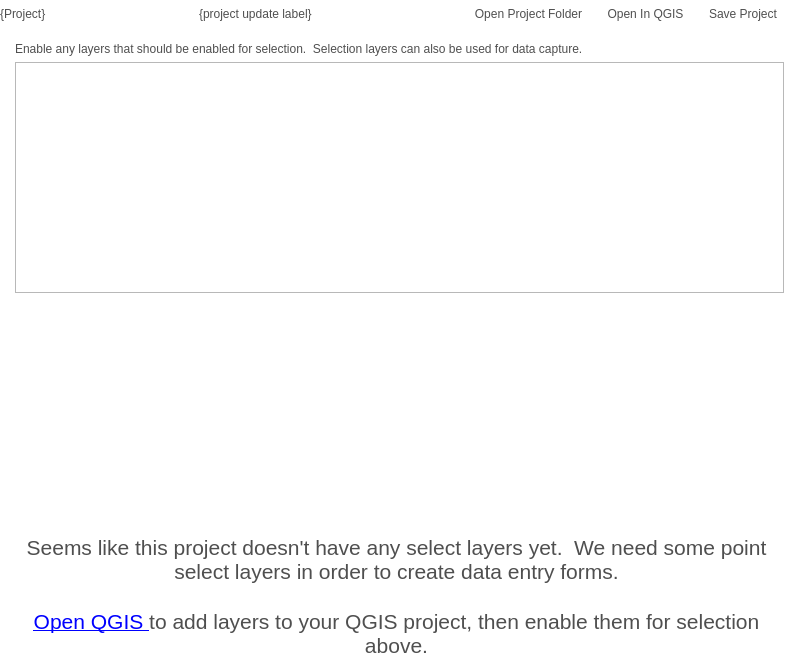
Qt form src/configmanager/ui/ui_projectwidget.ui (roam-qgis/Roam) before a commit.
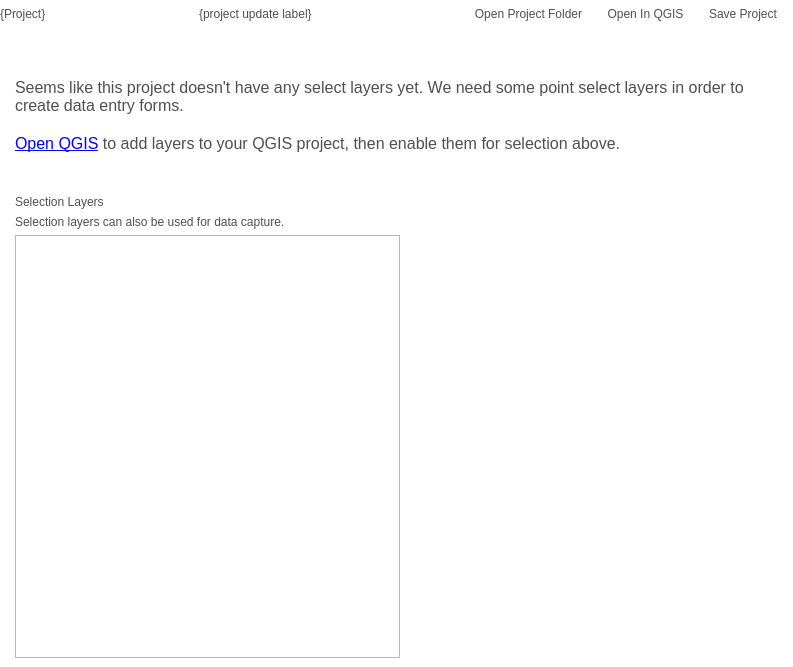
The same form after that commit. The open tabs and pages were chosen to show the change. Icons and pictures are not drawn. Custom widgets are drawn as their Qt base class.

Commit message: Connect open in qgis hyperlink

```diff
--- a/src/configmanager/ui/ui_projectwidget.ui
+++ b/src/configmanager/ui/ui_projectwidget.ui
@@ -1131,48 +1131,28 @@
        <property name="fieldGrowthPolicy">
         <enum>QFormLayout::AllNonFixedFieldsGrow</enum>
        </property>
-       <item row="2" column="1">
-        <widget class="QListView" name="selectLayers_2">
-         <property name="editTriggers">
-          <set>QAbstractItemView::NoEditTriggers</set>
-         </property>
-         <property name="selectionMode">
-          <enum>QAbstractItemView::SingleSelection</enum>
-         </property>
-         <property name="selectionBehavior">
-          <enum>QAbstractItemView::SelectRows</enum>
-         </property>
-        </widget>
-       </item>
-       <item row="3" column="1">
-        <spacer name="verticalSpacer">
-         <property name="orientation">
-          <enum>Qt::Vertical</enum>
-         </property>
-         <property name="sizeType">
-          <enum>QSizePolicy::MinimumExpanding</enum>
-         </property>
-         <property name="sizeHint" stdset="0">
-          <size>
-           <width>20</width>
-           <height>40</height>
-          </size>
-         </property>
-        </spacer>
-       </item>
-       <item row="4" column="0" colspan="2">
+       <item row="0" column="1">
         <widget class="QLabel" name="formslayerlabel">
+         <property name="font">
+          <font>
+           <family>Segoe UI</family>
+           <pointsize>14</pointsize>
+           <weight>9</weight>
+           <italic>false</italic>
+           <bold>false</bold>
+          </font>
+         </property>
          <property name="text">
           <string>&lt;!DOCTYPE HTML PUBLIC &quot;-//W3C//DTD HTML 4.0//EN&quot; &quot;http://www.w3.org/TR/REC-html40/strict.dtd&quot;&gt;
 &lt;html&gt;&lt;head&gt;&lt;meta name=&quot;qrichtext&quot; content=&quot;1&quot; /&gt;&lt;style type=&quot;text/css&quot;&gt;
 p, li { white-space: pre-wrap; }
-&lt;/style&gt;&lt;/head&gt;&lt;body style=&quot; font-family:'Segoe UI'; font-size:14pt; font-weight:72; font-style:normal;&quot;&gt;
-&lt;p style=&quot; margin-top:0px; margin-bottom:0px; margin-left:0px; margin-right:0px; -qt-block-indent:0; text-indent:0px;&quot;&gt;&lt;span style=&quot; font-family:'MS Shell Dlg 2'; font-size:16pt; font-weight:400;&quot;&gt;Seems like this project doesn't have any select layers yet.  We need some point select layers in order to create data entry forms.&lt;/span&gt;&lt;/p&gt;
-&lt;p style=&quot;-qt-paragraph-type:empty; margin-top:0px; margin-bottom:0px; margin-left:0px; margin-right:0px; -qt-block-indent:0; text-indent:0px; font-family:'MS Shell Dlg 2'; font-size:16pt; font-weight:400;&quot;&gt;&lt;/p&gt;
-&lt;p style=&quot; margin-top:0px; margin-bottom:0px; margin-left:0px; margin-right:0px; -qt-block-indent:0; text-indent:0px;&quot;&gt;&lt;a href=&quot;open-qgis&quot;&gt;&lt;span style=&quot; font-family:'MS Shell Dlg 2'; font-size:16pt; font-weight:400; text-decoration: underline; color:#0000ff;&quot;&gt;Open QGIS &lt;/span&gt;&lt;/a&gt;&lt;span style=&quot; font-family:'MS Shell Dlg 2'; font-size:16pt; font-weight:400;&quot;&gt;to add layers to your QGIS project, then enable them for selection above.&lt;/span&gt;&lt;/p&gt;&lt;/body&gt;&lt;/html&gt;</string>
+&lt;/style&gt;&lt;/head&gt;&lt;body style=&quot; font-family:'MS Shell Dlg 2'; font-size:8.25pt; font-weight:400; font-style:normal;&quot;&gt;
+&lt;p style=&quot; margin-top:0px; margin-bottom:0px; margin-left:0px; margin-right:0px; -qt-block-indent:0; text-indent:0px;&quot;&gt;&lt;span style=&quot; font-size:12pt;&quot;&gt;Seems like this project doesn't have any select layers yet. We need some point select layers in order to create data entry forms. &lt;/span&gt;&lt;/p&gt;
+&lt;p style=&quot;-qt-paragraph-type:empty; margin-top:0px; margin-bottom:0px; margin-left:0px; margin-right:0px; -qt-block-indent:0; text-indent:0px; font-size:12pt;&quot;&gt;&lt;/p&gt;
+&lt;p style=&quot; margin-top:0px; margin-bottom:0px; margin-left:0px; margin-right:0px; -qt-block-indent:0; text-indent:0px;&quot;&gt;&lt;a href=&quot;qgis&quot;&gt;&lt;span style=&quot; font-size:12pt; text-decoration: underline; color:#0000ff;&quot;&gt;Open QGIS&lt;/span&gt;&lt;/a&gt;&lt;span style=&quot; font-size:12pt;&quot;&gt; to add layers to your QGIS project, then enable them for selection above.&lt;/span&gt;&lt;/p&gt;&lt;/body&gt;&lt;/html&gt;</string>
          </property>
          <property name="alignment">
-          <set>Qt::AlignCenter</set>
+          <set>Qt::AlignLeading|Qt::AlignLeft|Qt::AlignVCenter</set>
          </property>
          <property name="wordWrap">
           <bool>true</bool>
@@ -1183,11 +1163,48 @@
         </widget>
        </item>
        <item row="1" column="1">
-        <widget class="QLabel" name="selectLayersLabel_2">
-         <property name="text">
-          <string>Enable any layers that should be enabled for selection.  Selection layers can also be used for data capture.</string>
-         </property>
-        </widget>
+        <layout class="QGridLayout" name="gridLayout_15">
+         <item row="0" column="0">
+          <widget class="QLabel" name="selectLayersLabel_2">
+           <property name="text">
+            <string>Selection Layers</string>
+           </property>
+          </widget>
+         </item>
+         <item row="1" column="0">
+          <widget class="QLabel" name="selectLayersLabel_3">
+           <property name="text">
+            <string>Selection layers can also be used for data capture.</string>
+           </property>
+          </widget>
+         </item>
+         <item row="2" column="0">
+          <widget class="QListView" name="selectLayers_2">
+           <property name="editTriggers">
+            <set>QAbstractItemView::NoEditTriggers</set>
+           </property>
+           <property name="selectionMode">
+            <enum>QAbstractItemView::SingleSelection</enum>
+           </property>
+           <property name="selectionBehavior">
+            <enum>QAbstractItemView::SelectRows</enum>
+           </property>
+          </widget>
+         </item>
+         <item row="2" column="1">
+          <spacer name="horizontalSpacer_7">
+           <property name="orientation">
+            <enum>Qt::Horizontal</enum>
+           </property>
+           <property name="sizeHint" stdset="0">
+            <size>
+             <width>40</width>
+             <height>20</height>
+            </size>
+           </property>
+          </spacer>
+         </item>
+        </layout>
        </item>
       </layout>
      </widget>
```
Left out of the diff: 57 changed lines with no effect on the pictures. The commit also changes 1 other file.
